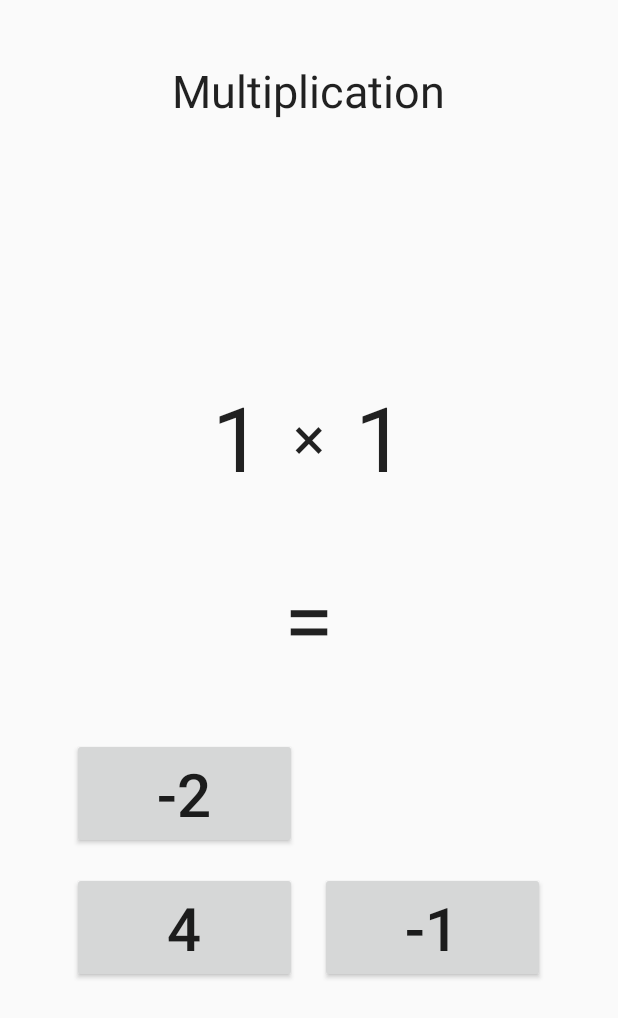
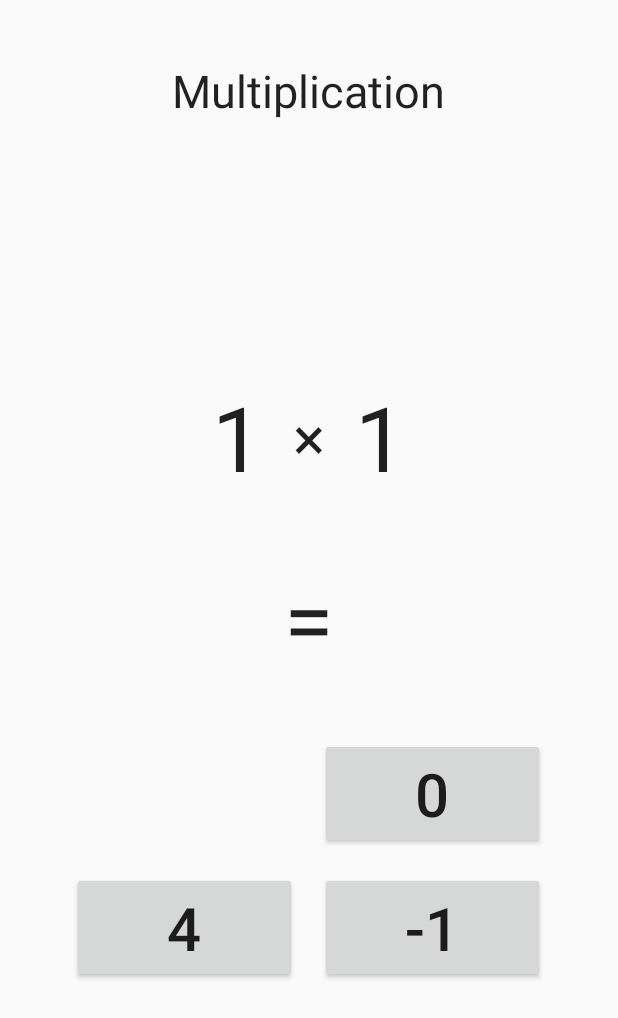
Before and after one commit to LukaszGrela/MyMathGame, an Android app: the GameActivity screen opened directly, with no data from a screen before it, after a tap on "-2", on a phone screen of 412 x 824 dp. Shown: the top 1018 px of the screen. Run offline under Robolectric (Android 15) with nearby library versions, the phone set to English and light mode, and no system bars; 2 statements that could not run were skipped.

Commit message:
Added "another go" option when incorrectly answered

```diff
--- a/app/src/main/java/com/greladesign/examples/games/mymathgame/GameActivity.java
+++ b/app/src/main/java/com/greladesign/examples/games/mymathgame/GameActivity.java
@@ -18,10 +18,11 @@ import java.util.Random;
 
 
 /**
- * Created by lukasz on 2015-06-22.
+ * Created by Łukasz 'Severiaan' Grela on 2015-06-22.
  */
 public class GameActivity extends Activity {
-    private static final String TAG = "GameActivity";
+
+    //private static final String TAG = "GameActivity";
 
     private EnumSet<Operation> mGameId;
     private boolean mHadAnotherGo = false;
@@ -43,11 +44,12 @@ public class GameActivity extends Activity {
                         Toast.LENGTH_LONG).show();
                 mHadAnotherGo = false;
             } else {
-                if(mHadAnotherGo == false) {
+                if(!mHadAnotherGo) {
                     mHadAnotherGo = true;
                     anotherGo = (true);
                     Toast.makeText(getBaseContext(), "Not right, have another go",
                             Toast.LENGTH_LONG).show();
+                    v.setVisibility(View.INVISIBLE);//hide incorrect answer
                 } else {
                     mHadAnotherGo = false;
                     Toast.makeText(getBaseContext(), "Incorrect!",
@@ -102,10 +104,10 @@ public class GameActivity extends Activity {
 
     private void prepareQuestion(boolean anotherGo) {
         if(anotherGo){
-            //hide one of incorrect buttonsint
-            int index = mRandom.nextInt(3);
-            index++;//avoid 0 - here it is the correct answer
-            mAnswers.get(index).setVisibility(View.GONE);
+            //hide one of incorrect button
+            //int index = mRandom.nextInt(3);
+            //index++;//avoid 0 - here it is the correct answer
+            //mAnswers.get(index).setVisibility(View.INVISIBLE);
         } else {
 
             int arg1 = mRandom.nextInt(mGameRange);
@@ -131,7 +133,7 @@ public class GameActivity extends Activity {
             mAnswers.get(3).setText("" + (answer + random));
 
             for (Button btn : mAnswers) {
-                if(btn.getVisibility() == View.GONE) {
+                if(btn.getVisibility() == View.INVISIBLE) {
                     btn.setVisibility(View.VISIBLE);
                 }
             }
@@ -167,7 +169,7 @@ public class GameActivity extends Activity {
         Button mBtnAnswer3 = (Button) findViewById(R.id.btnAnswer3);
         Button mBtnAnswer4 = (Button) findViewById(R.id.btnAnswer4);
 
-        mAnswers = new ArrayList<Button>();
+        mAnswers = new ArrayList<>();
         mAnswers.add(mBtnAnswer1);
         mAnswers.add(mBtnAnswer2);
         mAnswers.add(mBtnAnswer3);
```
Also changed, not shown: 1 other file.
